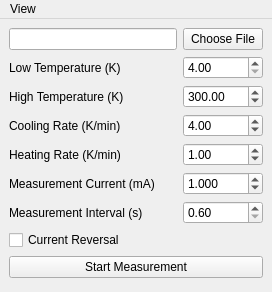
kmnhan/physlab, file main.ui: the form before one commit.
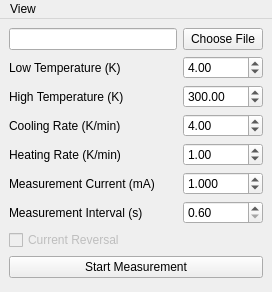
The form after the commit.

Commit message: adjust temperature ranges

```diff
--- a/main.ui
+++ b/main.ui
@@ -63,10 +63,10 @@
        <bool>false</bool>
       </property>
       <property name="minimum">
-       <double>4.000000000000000</double>
+       <double>2.000000000000000</double>
       </property>
       <property name="maximum">
-       <double>310.000000000000000</double>
+       <double>330.000000000000000</double>
       </property>
       <property name="value">
        <double>4.000000000000000</double>
@@ -188,6 +188,9 @@
     </item>
     <item row="7" column="0" colspan="2">
      <widget class="QCheckBox" name="reversal_check">
+      <property name="enabled">
+       <bool>false</bool>
+      </property>
       <property name="text">
        <string>Current Reversal</string>
       </property>
```
Left out of the diff: 4 changed lines with no effect on the pictures.
